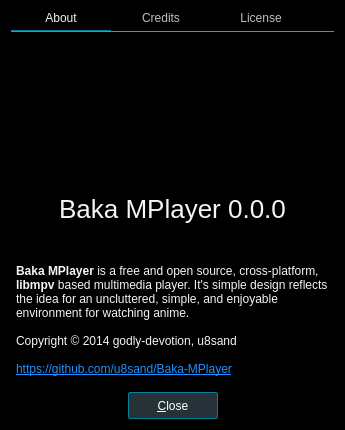
u8sand/Baka-MPlayer, file src/ui/aboutdialog.ui: the form before one commit.
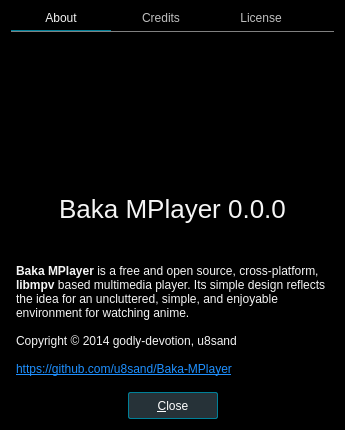
The form after the commit. Icons and pictures are not drawn.

The edit to the form file:
```diff
--- a/src/ui/aboutdialog.ui
+++ b/src/ui/aboutdialog.ui
@@ -154,7 +154,7 @@
        <item>
         <widget class="QLabel" name="infoLabel">
          <property name="text">
-          <string>&lt;html&gt;&lt;head/&gt;&lt;body&gt;&lt;p&gt;&lt;b&gt;Baka MPlayer&lt;/b&gt; is a free and open source, cross-platform, &lt;b&gt;libmpv&lt;/b&gt; based multimedia player. It's simple design reflects the idea for an uncluttered, simple, and enjoyable environment for watching anime.&lt;br&gt;&lt;br&gt;Copyright © 2014 godly-devotion, u8sand&lt;br&gt;&lt;br&gt;&lt;a href=&quot;https://github.com/u8sand/Baka-MPlayer&quot;&gt;&lt;span style=&quot; text-decoration: underline; color:dodgerblue;&quot;&gt;https://github.com/u8sand/Baka-MPlayer&lt;/span&gt;&lt;/a&gt;&lt;/p&gt;&lt;/body&gt;&lt;/html&gt;</string>
+          <string>&lt;html&gt;&lt;head/&gt;&lt;body&gt;&lt;p&gt;&lt;b&gt;Baka MPlayer&lt;/b&gt; is a free and open source, cross-platform, &lt;b&gt;libmpv&lt;/b&gt; based multimedia player. Its simple design reflects the idea for an uncluttered, simple, and enjoyable environment for watching anime.&lt;br&gt;&lt;br&gt;Copyright © 2014 godly-devotion, u8sand&lt;br&gt;&lt;br&gt;&lt;a href=&quot;https://github.com/u8sand/Baka-MPlayer&quot;&gt;&lt;span style=&quot; text-decoration: underline; color:dodgerblue;&quot;&gt;https://github.com/u8sand/Baka-MPlayer&lt;/span&gt;&lt;/a&gt;&lt;/p&gt;&lt;/body&gt;&lt;/html&gt;</string>
          </property>
          <property name="alignment">
           <set>Qt::AlignLeading|Qt::AlignLeft|Qt::AlignTop</set>
```
